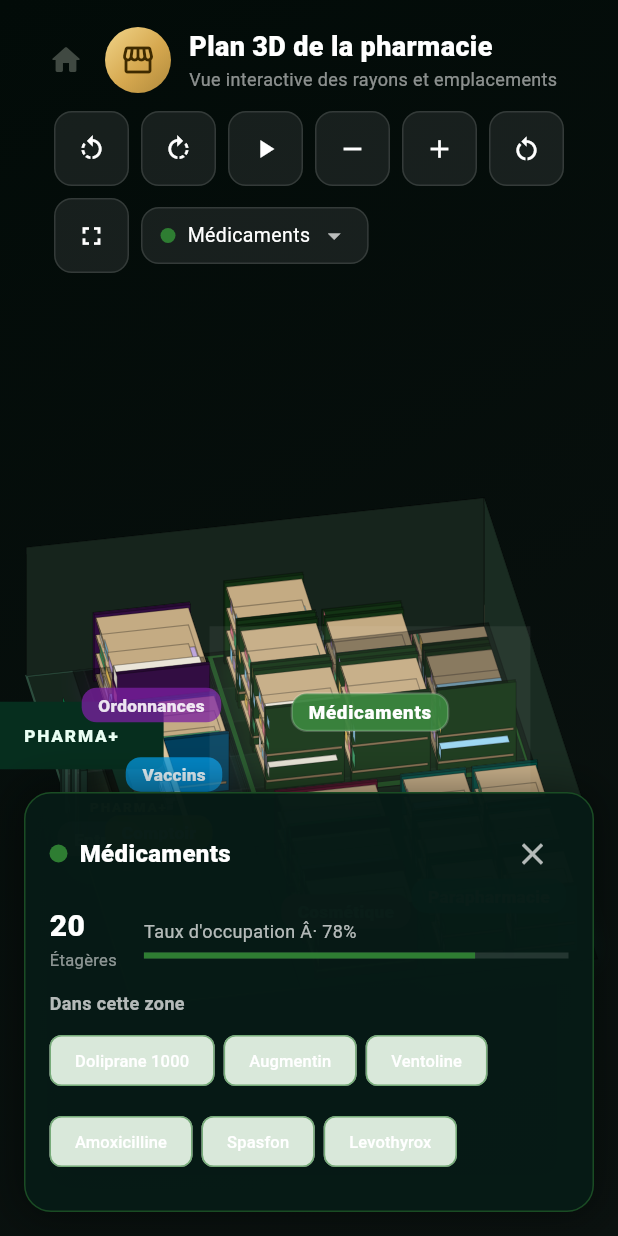
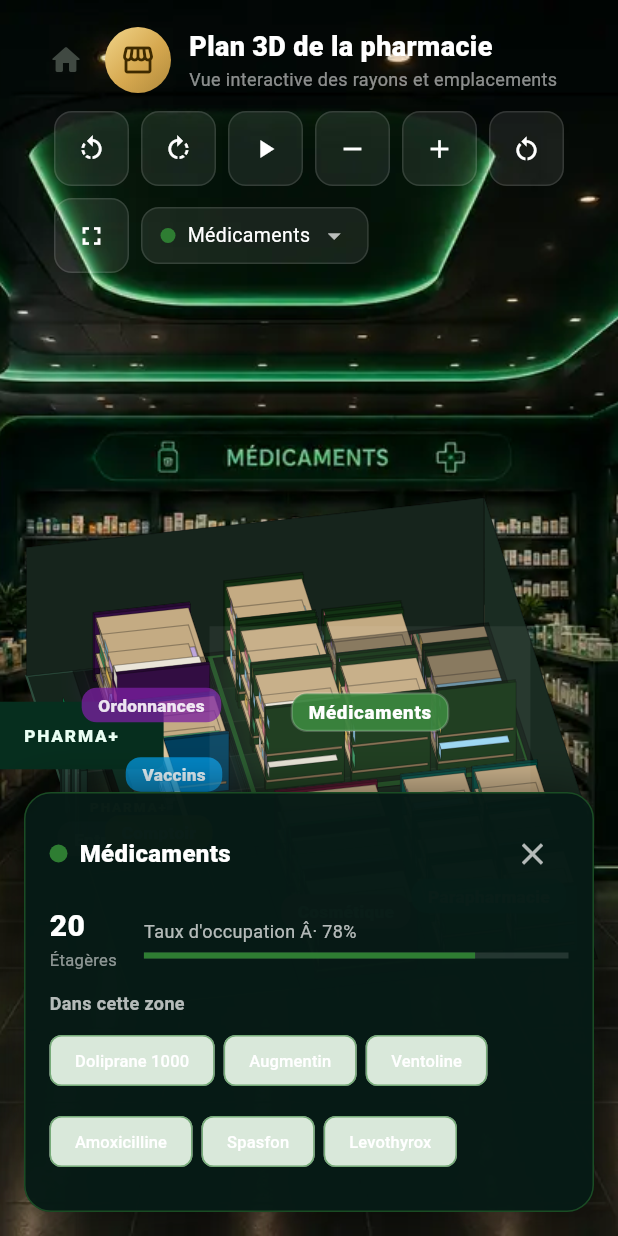
Before and after one commit to pharma-plus/pharma-plus.github.io, a Flutter app: the PharmacyPlanPage screen opened directly, on a phone screen of 412 x 824 dp. Run offline on Flutter 3.47's test engine with Material 3 defaults, Android fonts, the phone set to English and light mode, and no system bars; our stand-ins replace flutter_secure_storage, pdf, printing, shared_preferences, sqflite; missing offline and left inert: mobile_scanner; accounts and stored records are empty; project files that could hold a hidden picture were left out.

Commit message:
BUILD 257: background.webp ajoute sur page Plan 3D

```diff
--- a/frontend/lib/features/floor_plan/pharmacy_plan_page.dart
+++ b/frontend/lib/features/floor_plan/pharmacy_plan_page.dart
@@ -142,14 +142,16 @@ class _PharmacyPlanPageState extends State<PharmacyPlanPage> {
 
     return Scaffold(
       backgroundColor: Colors.transparent,
-      body: Container(
-        decoration: const BoxDecoration(
-          gradient: LinearGradient(
-            begin: Alignment.topLeft,
-            end: Alignment.bottomRight,
-            colors: [AppColors.menu, Color(0xFF0B1210)],
+      body: Stack(
+        children: [
+          Positioned.fill(
+            child: Image.asset(
+              'assets/images/background.webp',
+              fit: BoxFit.cover,
+              errorBuilder: (_, __, ___) => const SizedBox.shrink(),
             ),
           ),
+          Positioned.fill(
             child: SafeArea(
               child: Column(
                 children: [
@@ -240,6 +242,8 @@ class _PharmacyPlanPageState extends State<PharmacyPlanPage> {
                ],
              ),
            ),
+           ),
+         ],
        ),
      );
    }
--- a/version.json
+++ b/version.json
@@ -1 +1 @@
-{"app_name":"pharma_maroc_gold","version":"2.0.0","build_number":"256","package_name":"pharma_maroc_gold"}
+{"app_name":"pharma_maroc_gold","version":"2.0.0","build_number":"257","package_name":"pharma_maroc_gold"}
```
Also changed, not shown: 2 other files. Lines whose indentation alone changed are shown as unchanged.
